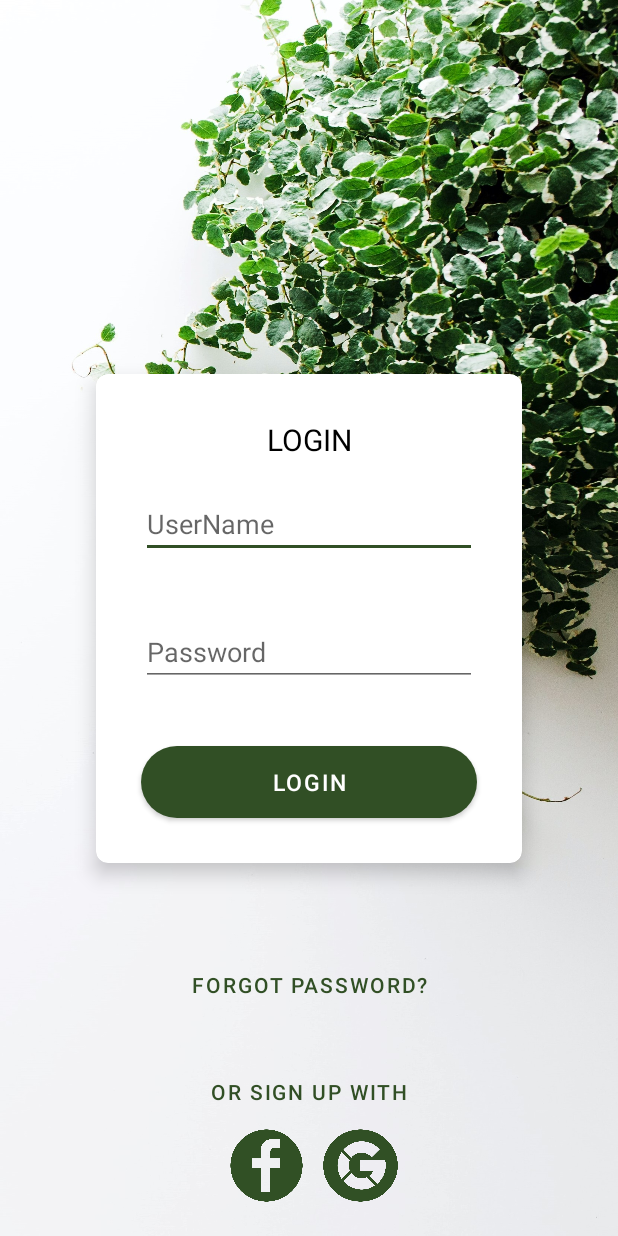
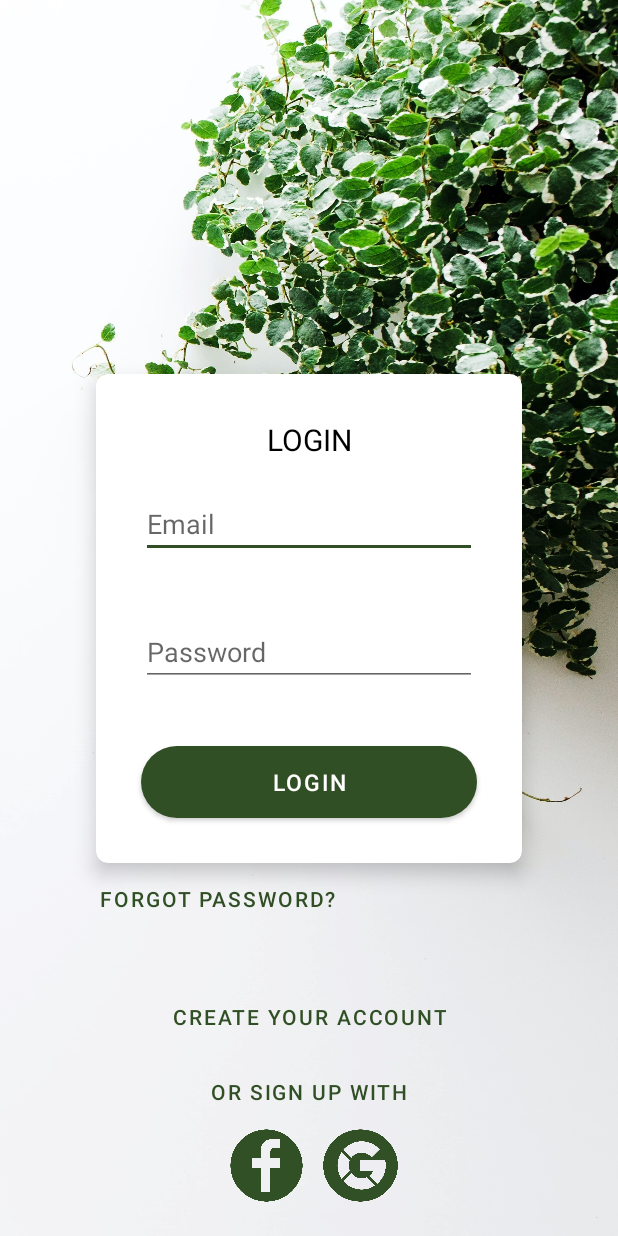
Before and after one commit to Shahryartariq/Plant_Home_App, an Android app: the Activity_Login screen opened directly, with no data from a screen before it, on a phone screen of 412 x 824 dp. Run offline under Robolectric (Android 15) with nearby library versions, the phone set to English and light mode, and no system bars.

Commit message:
Login Auth

```diff
--- a/app/build.gradle
+++ b/app/build.gradle
@@ -1,5 +1,6 @@
 plugins {
     id 'com.android.application'
+    id 'com.google.gms.google-services'
 }
 
 android {
@@ -38,6 +39,7 @@ dependencies {
     implementation 'androidx.lifecycle:lifecycle-livedata-ktx:2.3.1'
     implementation 'androidx.lifecycle:lifecycle-viewmodel-ktx:2.3.1'
     implementation 'androidx.legacy:legacy-support-v4:1.0.0'
+    implementation 'com.google.firebase:firebase-auth:21.0.1'
     testImplementation 'junit:junit:4.+'
     androidTestImplementation 'androidx.test.ext:junit:1.1.2'
     androidTestImplementation 'androidx.test.espresso:espresso-core:3.3.0'
--- a/app/src/main/AndroidManifest.xml
+++ b/app/src/main/AndroidManifest.xml
@@ -26,6 +26,7 @@
         <activity android:name=".Activity_NavigatePlants" />
         <activity android:name=".Activity_Detail" />
         <activity android:name=".Activity_Thanks" />
+        <activity android:name=".Activity_Signup"/>
     </application>
 
 </manifest>
--- a/app/src/main/java/com/example/plantshome/Activity_Login.java
+++ b/app/src/main/java/com/example/plantshome/Activity_Login.java
@@ -3,8 +3,10 @@ package com.example.plantshome;
 import android.content.Intent;
 import android.net.Uri;
 import android.os.Bundle;
+import android.util.Patterns;
 import android.view.View;
 import android.widget.Button;
+import android.widget.EditText;
 import android.widget.ImageView;
 
 import androidx.appcompat.app.AppCompatActivity;
@@ -13,6 +15,12 @@ public class Activity_Login extends AppCompatActivity {
     private Button btnLogin;
     private ImageView btnfb;
     private ImageView btngo;
+
+    private Button register;
+    private EditText email;
+    private EditText password;
+
+
     @Override
     protected void onCreate(Bundle savedInstanceState) {
         super.onCreate(savedInstanceState);
@@ -22,14 +30,12 @@ public class Activity_Login extends AppCompatActivity {
             getSupportActionBar().hide();
         }
 
-        btnLogin = findViewById(R.id.btnLogin);
-        btnLogin.setOnClickListener(new View.OnClickListener(){
-            @Override
-            public void onClick(View v){
-                Navigate();
-            }
 
-        });
+        email = findViewById(R.id.email);
+        password = findViewById(R.id.password);
+
+        register = findViewById(R.id.register);
+        register.setOnClickListener(v -> NavigatetoSignup());
 
         btnfb = findViewById(R.id.btnfb);
         btnfb.setOnClickListener(new View.OnClickListener() {
@@ -51,9 +57,38 @@ public class Activity_Login extends AppCompatActivity {
             }
         });
 
+        btnLogin = findViewById(R.id.btnLogin);
+
+        btnLogin.setOnClickListener(new View.OnClickListener() {
+            @Override
+            public void onClick(View v) {
+                if(email.getText().toString().isEmpty()){
+                    email.setError("Email is Required!");
+                    email.requestFocus();
+                    return;
+                }
+
+                if(password.getText().toString().isEmpty()){
+                    password.setError("Enter Password");
+                    password.requestFocus();
+                    return;
+                }
+
+                if(!Patterns.EMAIL_ADDRESS.matcher(email.getText().toString()).matches()){
+                    email.setError("Please Provide Valid Email");
+                    email.requestFocus();
+                }
+            }
+        });
+
     }
-    public void Navigate(){
+    public void LoginAuth(){
         Intent intent = new Intent(this,Activity_Choices.class);
         startActivity(intent);
     }
+
+    public void NavigatetoSignup() {
+        Intent intent1 = new Intent(this, Activity_Signup.class);
+        startActivity(intent1);
+    }
 }
--- a/app/src/main/res/layout/activity_login.xml
+++ b/app/src/main/res/layout/activity_login.xml
@@ -48,11 +48,11 @@
                 android:textSize="20dp" />
 
             <EditText
-                android:id="@+id/userName"
+                android:id="@+id/email"
                 android:layout_width="match_parent"
                 android:layout_height="wrap_content"
-                android:inputType="text"
-                android:hint="UserName"
+                android:inputType="textEmailAddress"
+                android:hint="Email"
                 android:layout_margin="20dp"
                 android:textColor="@color/green"
 
@@ -65,6 +65,7 @@
                 android:inputType="textPassword"
                 android:hint="Password"
                 android:layout_margin="20dp"
+
                 android:textColor="@color/green"
 
 
@@ -85,7 +86,9 @@
 
     </androidx.cardview.widget.CardView>
 
+
     <Button
+        android:id="@+id/forgotPassword"
         android:layout_width="wrap_content"
         android:layout_height="wrap_content"
         android:background="#00FFFFFF"
@@ -96,11 +99,28 @@
         card_view:iconTint="#00FFFFFF"
         card_view:layout_constraintBottom_toBottomOf="parent"
         card_view:layout_constraintEnd_toEndOf="parent"
+        card_view:layout_constraintHorizontal_bias="0.224"
         card_view:layout_constraintStart_toStartOf="parent"
         card_view:layout_constraintTop_toBottomOf="@+id/cardView"
-        card_view:layout_constraintVertical_bias="0.285"
+        card_view:layout_constraintVertical_bias="0.0"
         card_view:strokeColor="@color/black" />
 
+    <Button
+        android:id="@+id/register"
+        android:layout_width="wrap_content"
+        android:layout_height="wrap_content"
+        android:background="#00FFFFFF"
+        android:shadowColor="@color/black"
+        android:text="@string/create_account"
+        android:textColor="@color/green"
+        card_view:backgroundTint="#FFFFFF"
+        card_view:iconTint="#00FFFFFF"
+        card_view:layout_constraintBottom_toBottomOf="parent"
+        card_view:layout_constraintEnd_toEndOf="parent"
+        card_view:layout_constraintStart_toStartOf="parent"
+        card_view:layout_constraintTop_toBottomOf="@+id/cardView"
+        card_view:layout_constraintVertical_bias="0.393"
+        card_view:strokeColor="@color/black" />
 
     <Button
         android:id="@+id/button"
@@ -146,5 +166,20 @@
         card_view:layout_constraintTop_toBottomOf="@+id/button"
         card_view:layout_constraintVertical_bias="0.0" />
 
+    <ProgressBar
+        android:id="@+id/progessBar"
+        style="?android:attr/progressBarStyleLarge"
+        android:layout_width="39dp"
+        android:layout_height="46dp"
+
+        android:visibility="gone"
+        card_view:layout_constraintBottom_toBottomOf="parent"
+        card_view:layout_constraintEnd_toEndOf="parent"
+        card_view:layout_constraintHorizontal_bias="0.666"
+        card_view:layout_constraintStart_toStartOf="parent"
+        card_view:layout_constraintTop_toBottomOf="@+id/cardView"
+        card_view:layout_constraintVertical_bias="0.012"
+        tools:ignore="MissingConstraints" />
+
 
 </androidx.constraintlayout.widget.ConstraintLayout>
--- a/app/src/main/res/values-night/themes.xml
+++ b/app/src/main/res/values-night/themes.xml
@@ -1,7 +1,8 @@
 <resources xmlns:tools="http://schemas.android.com/tools">
     <!-- Base application theme. -->
-    <style name="Theme.PlantsHome" parent="Theme.MaterialComponents.DayNight.DarkActionBar">
+    <style name="Theme.PlantsHome" parent="Theme.MaterialComponents.Light.DarkActionBar">
         <!-- Primary brand color. -->
+
         <item name="colorPrimary">@color/purple_200</item>
         <item name="colorPrimaryVariant">@color/purple_700</item>
         <item name="colorOnPrimary">@color/black</item>
--- a/build.gradle
+++ b/build.gradle
@@ -6,6 +6,7 @@ buildscript {
     }
     dependencies {
         classpath "com.android.tools.build:gradle:4.1.2"
+        classpath 'com.google.gms:google-services:4.3.8'
 
         // NOTE: Do not place your application dependencies here; they belong
         // in the individual module build.gradle files
```
Also changed, not shown: app/src/main/java/com/example/plantshome/Activity_Signup.java (added, +133 -0 lines), app/src/main/res/layout/activity__signup.xml (added, +194 -0 lines), app/src/main/res/values/strings.xml (+11 -3 lines).
